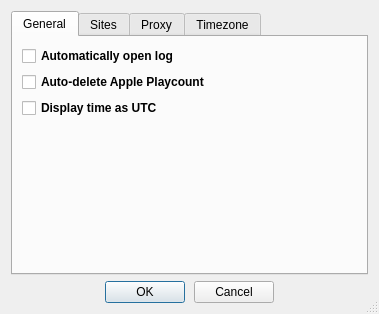
Before: the Qt Designer form src/qt/src/ui/settingsWin.ui in marcelpetrick/QtScrobbler, drawn with Qt 5.
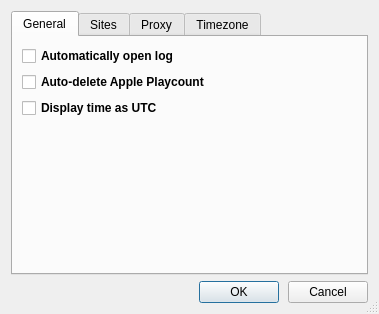
After: the same form once the commit is applied. Icons and pictures are not drawn.

Commit message:
Fixed the most ugly settings-dialog seen so far.
Width did not adjust properly, so all tabs were too small in width.

Patch:
```diff
--- a/src/qt/src/ui/settingsWin.ui
+++ b/src/qt/src/ui/settingsWin.ui
@@ -10,22 +10,10 @@
     <height>314</height>
    </rect>
   </property>
-  <property name="sizePolicy">
-   <sizepolicy hsizetype="MinimumExpanding" vsizetype="MinimumExpanding">
-    <horstretch>0</horstretch>
-    <verstretch>0</verstretch>
-   </sizepolicy>
-  </property>
-  <property name="minimumSize">
-   <size>
-    <width>0</width>
-    <height>0</height>
-   </size>
-  </property>
   <property name="maximumSize">
    <size>
-    <width>400</width>
-    <height>400</height>
+    <width>640</width>
+    <height>480</height>
    </size>
   </property>
   <property name="windowTitle">
@@ -563,19 +551,6 @@
        </property>
       </widget>
      </item>
-     <item>
-      <spacer name="horizontalSpacer_3">
-       <property name="orientation">
-        <enum>Qt::Horizontal</enum>
-       </property>
-       <property name="sizeHint" stdset="0">
-        <size>
-         <width>4</width>
-         <height>2</height>
-        </size>
-       </property>
-      </spacer>
-     </item>
     </layout>
    </item>
   </layout>
```
The commit also changes 1 other file.
